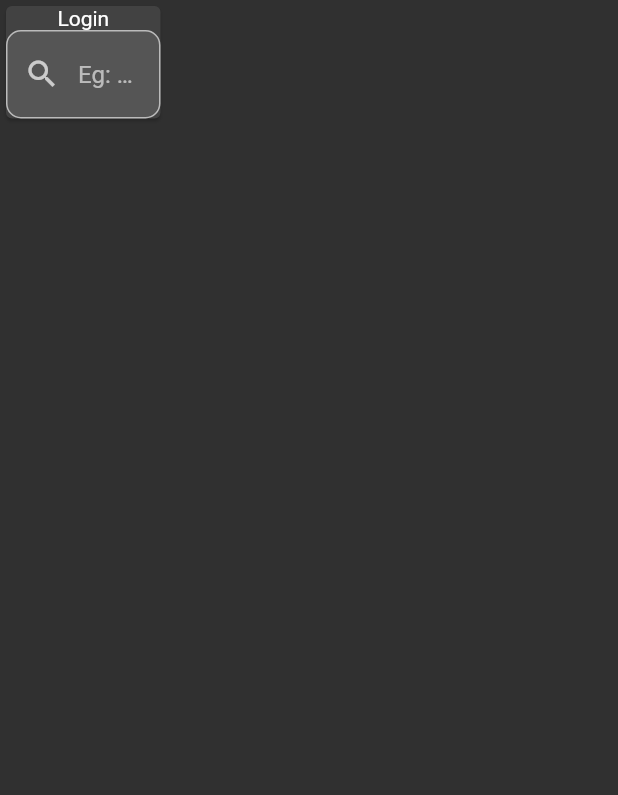
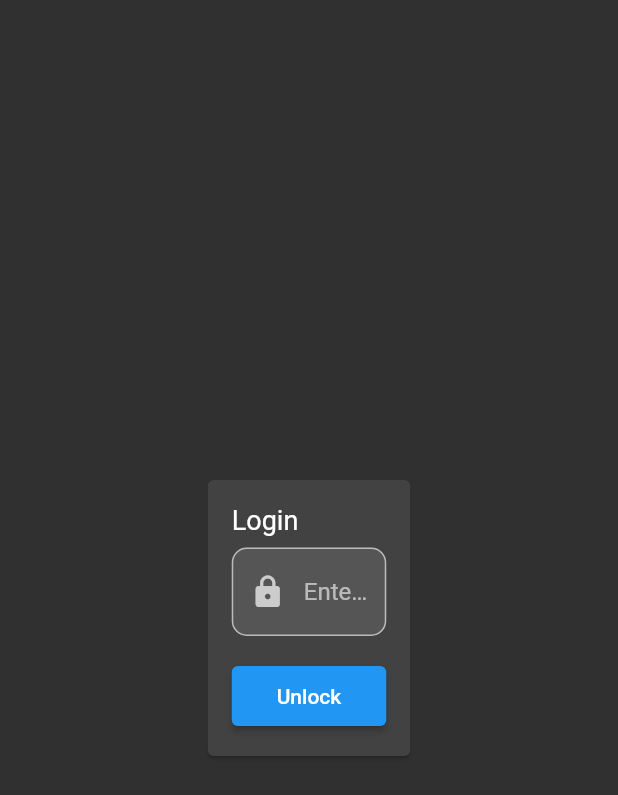
Before and after one commit to SooryaSRajan/FileDistributor, a Flutter app: the LoginScreen screen opened directly, on a phone screen of 412 x 824 dp. Shown: the top 795 px of the screen. Run offline on Flutter 3.47's test engine with Material 2 defaults, Android fonts, the phone set to English and light mode, and no system bars; our stand-ins replace file_picker; network calls fail.

Commit message:
Added login page

```diff
--- a/file-server/package.json
+++ b/file-server/package.json
@@ -11,7 +11,9 @@
   "license": "ISC",
   "dependencies": {
     "cookie-parser": "^1.4.6",
+    "dotenv": "^16.0.3",
     "express": "^4.18.2",
+    "jsonwebtoken": "^8.5.1",
     "multer": "^1.4.5-lts.1",
     "uuid": "^9.0.0"
   }
--- a/file_client/lib/main.dart
+++ b/file_client/lib/main.dart
@@ -1,4 +1,5 @@
 import 'package:file_client/screens/file_screen.dart';
+import 'package:file_client/screens/login_screen.dart';
 import 'package:flutter/material.dart';
 
 void main() {
@@ -14,7 +15,7 @@ class MyApp extends StatelessWidget {
     return MaterialApp(
       title: 'Flutter Demo',
       theme: ThemeData.dark(),
-      home: const FileScreen(),
+      home: const LoginScreen(),
     );
   }
 }
--- a/file_client/lib/screens/login_screen.dart
+++ b/file_client/lib/screens/login_screen.dart
@@ -1,4 +1,10 @@
+import 'dart:convert';
+
+import 'package:file_client/screens/file_screen.dart';
 import 'package:flutter/material.dart';
+import 'package:http/http.dart' as http;
+
+import '../utils/constants.dart';
 
 class LoginScreen extends StatefulWidget {
   const LoginScreen({Key? key}) : super(key: key);
@@ -8,27 +14,93 @@ class LoginScreen extends StatefulWidget {
 }
 
 class _LoginScreenState extends State<LoginScreen> {
+  Map<String, String> customHeaders = {"content-type": "application/json"};
+
+  _login(String password) async {
+    var response = await http.post(getURI("/auth/login"),
+        headers: customHeaders, body: jsonEncode({"password": password}));
+    if (response.statusCode == 200) {
+      ScaffoldMessenger.of(context)
+          .showSnackBar(const SnackBar(content: Text("Login successful")));
+
+      Navigator.of(context)
+          .push(MaterialPageRoute(builder: (BuildContext context) {
+        return FileScreen(
+          token: json.decode(response.body)["token"],
+        );
+      }));
+    } else {
+      ScaffoldMessenger.of(context).showSnackBar(
+          SnackBar(content: Text(json.decode(response.body)["message"])));
+    }
+  }
+
+  final _formKey = GlobalKey<FormFieldState>();
+  String password = "";
+
   @override
   Widget build(BuildContext context) {
     return Scaffold(
-      body: Card(
+      body: Center(
+        child: Padding(
+          padding: const EdgeInsets.all(8.0),
+          child: Card(
+            child: Padding(
+              padding: const EdgeInsets.all(16.0),
               child: SizedBox(
                 width: MediaQuery.of(context).size.width / 4,
                 child: Column(
                   mainAxisSize: MainAxisSize.min,
-            mainAxisAlignment: MainAxisAlignment.center,
+                  mainAxisAlignment: MainAxisAlignment.start,
+                  crossAxisAlignment: CrossAxisAlignment.start,
                   children: [
-              Text("Login"),
-              TextField(
+                    const Padding(
+                      padding: EdgeInsets.only(bottom: 8.0),
+                      child: Text(
+                        "Login",
+                        style: TextStyle(fontSize: 18.0),
+                      ),
+                    ),
+                    TextFormField(
+                      key: _formKey,
+                      obscureText: true,
+                      validator: (data) {
+                        if (data == null) {
+                          return "Please enter password";
+                        } else if (data.isEmpty) {
+                          return "Please enter password";
+                        }
+                      },
+                      onChanged: (data) {
+                        password = data;
+                      },
                       decoration: InputDecoration(
                           border: OutlineInputBorder(
                             borderRadius: BorderRadius.circular(10.0),
                           ),
-                    prefixIcon: const Icon(Icons.search),
-                    hintText: "Eg: file.doc",
+                          prefixIcon: const Icon(Icons.lock),
+                          hintText: "Enter password",
                           filled: true),
+                    ),
+                    Padding(
+                      padding: const EdgeInsets.only(top: 16.0),
+                      child: SizedBox(
+                          width: double.maxFinite,
+                          child: ElevatedButton(
+                              onPressed: () {
+                                if (_formKey.currentState!.validate()) {
+                                  _login(password);
+                                }
+                              },
+                              child: const Padding(
+                                padding: EdgeInsets.all(12.0),
+                                child: Text("Unlock"),
+                              ))),
                     )
                   ],
+                ),
+              ),
+            ),
           ),
         ),
       ),
--- a/file_client/lib/utils/constants.dart
+++ b/file_client/lib/utils/constants.dart
@@ -1,6 +1,7 @@
 import 'dart:core';
 
-String baseURLHTTP = "172.17.18.87:8000";
+// String baseURLHTTP = "172.17.18.87:8000";
+String baseURLHTTP = "localhost:8000";
 bool isHTTP = true;
 
 getURI(route) {
```
Also changed, not shown: file_client/lib/screens/file_screen.dart (+14 -4 lines), file_client/lib/widgets/progress_dialog.dart (added, +32 -0 lines), file-server/package-lock.json, 4 other files. Lines whose indentation alone changed are shown as unchanged.
